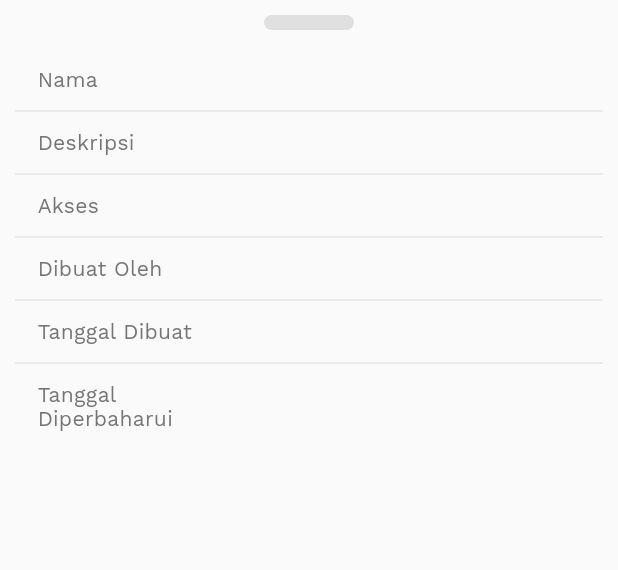
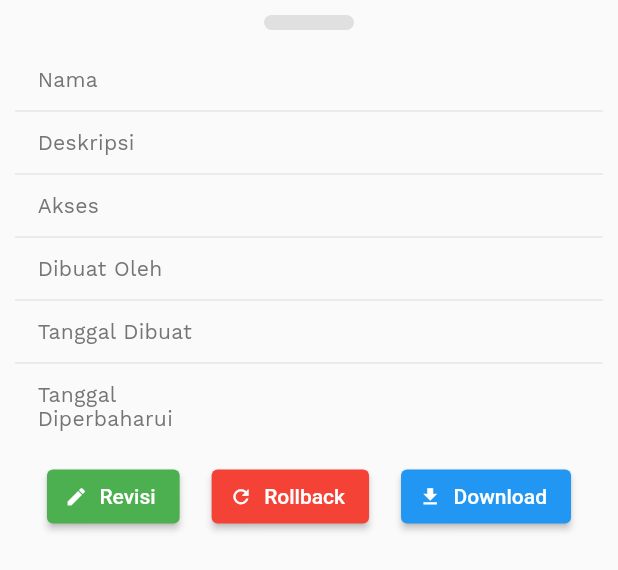
Before and after one commit to donniwibowo/dms, a Flutter app: the SlideUpView widget shown alone on an empty page, opened directly, on a phone screen of 412 x 824 dp. Shown: the top 570 px of the screen. Run offline on Flutter 3.47's test engine with Material 2 defaults, Android fonts, the light colour scheme and no system bars; our stand-ins replace dio, file_picker, flutter_expandable_fab, flutter_rating_bar, font_awesome_flutter, multi_select_flutter and 4 more; missing offline and left inert: dart:ffi, flutter_file_downloader; accounts and stored records are empty; network calls fail.

Commit message:
create download function

```diff
--- a/lib/custom_widget/custom_widget.dart
+++ b/lib/custom_widget/custom_widget.dart
@@ -1,6 +1,13 @@
+import 'dart:io';
+
 import 'package:best_flutter_ui_templates/main.dart';
 import 'package:best_flutter_ui_templates/provider/api_folders.dart';
+import 'package:dio/dio.dart';
+
 import 'package:flutter/material.dart';
+import 'package:flutter_file_downloader/flutter_file_downloader.dart';
+import 'package:path_provider/path_provider.dart';
+import 'package:permission_handler/permission_handler.dart';
 
 import '../design_storage/models/category.dart';
 import '../design_storage/design_app_theme.dart';
@@ -187,6 +194,8 @@ class SlideUpView extends StatelessWidget {
   final String created_by;
   final String created_on;
   final String updated_on;
+  final String file_url;
+
   const SlideUpView(
       {Key? key,
       this.name = "",
@@ -194,11 +203,16 @@ class SlideUpView extends StatelessWidget {
       this.user_access = "",
       this.created_by = "",
       this.created_on = "",
-      this.updated_on = ""})
+      this.updated_on = "",
+      this.file_url = ""})
       : super(key: key);
 
   @override
   Widget build(BuildContext context) {
+    const snackBar = SnackBar(
+      content: Text('Download berhasil'),
+    );
+
     return Container(
       // decoration: BoxDecoration(color: Colors.amber),
       child: Padding(
@@ -332,6 +346,74 @@ class SlideUpView extends StatelessWidget {
                 ],
               ),
             ),
+            Container(
+              padding: EdgeInsets.only(top: 15),
+              child: Column(
+                children: [
+                  Row(
+                    mainAxisAlignment: MainAxisAlignment.spaceEvenly,
+                    children: [
+                      Container(
+                        child: ElevatedButton.icon(
+                          onPressed: () {},
+                          style: ElevatedButton.styleFrom(
+                            primary: Colors.green, // Background color
+                          ),
+                          icon: Icon(
+                            // <-- Icon
+                            Icons.edit,
+                            size: 15.0,
+                          ),
+                          label: Text('Revisi'), // <-- Text
+                        ),
+                      ),
+                      Container(
+                        child: ElevatedButton.icon(
+                          onPressed: () {},
+                          style: ElevatedButton.styleFrom(
+                            primary: Colors.red, // Background color
+                          ),
+                          icon: Icon(
+                            // <-- Icon
+                            Icons.refresh,
+                            size: 15.0,
+                          ),
+                          label: Text('Rollback'), // <-- Text
+                        ),
+                      ),
+                      Container(
+                        child: ElevatedButton.icon(
+                          onPressed: () async {
+                            FileDownloader.downloadFile(
+                                url:
+                                    'https://dms.tigajayabahankue.com/uploads/documents/EF_TestResult.pdf',
+                                onProgress: (name, progress) {
+                                  print(progress);
+                                  // setState(() {
+                                  //   _progress = progress;
+                                  // });
+                                },
+                                onDownloadCompleted: (value) {
+                                  ScaffoldMessenger.of(context)
+                                      .showSnackBar(snackBar);
+                                  // setState(() {
+                                  //   _progress = null;
+                                  // });
+                                });
+                          },
+                          icon: Icon(
+                            // <-- Icon
+                            Icons.download,
+                            size: 15.0,
+                          ),
+                          label: Text('Download'), // <-- Text
+                        ),
+                      ),
+                    ],
+                  )
+                ],
+              ),
+            )
           ],
         ),
       ),
--- a/lib/design_storage/home_design.dart
+++ b/lib/design_storage/home_design.dart
@@ -77,7 +77,7 @@ class _DesignHomeScreenState extends State<DesignHomeScreen> {
   Widget build(BuildContext context) {
     final key = GlobalObjectKey<ExpandableFabState>(context);
     _fabHeight = _initFabHeight;
-    _panelHeightOpen = MediaQuery.of(context).size.height * .45;
+    _panelHeightOpen = MediaQuery.of(context).size.height * .50;
 
     print("Ini keywordnya = " + widget.keyword);
 
--- a/lib/design_storage/models/category.dart
+++ b/lib/design_storage/models/category.dart
@@ -19,6 +19,7 @@ class CategoryModel {
   String updated_by;
   String user_access;
   String is_owner;
+  String file_url;
 
   CategoryModel(
       {required this.folder_id,
@@ -35,7 +36,8 @@ class CategoryModel {
       required this.updated_on,
       required this.updated_by,
       required this.user_access,
-      required this.is_owner});
+      required this.is_owner,
+      required this.file_url});
   //FORMAT TO JSON
   factory CategoryModel.fromJson(Map<String, dynamic> json) => CategoryModel(
       folder_id: json["folder_id"],
@@ -52,5 +54,6 @@ class CategoryModel {
       updated_on: json["updated_on"],
       updated_by: json["updated_by"],
       user_access: json["user_access"],
-      is_owner: json["is_owner"]);
+      is_owner: json["is_owner"],
+      file_url: json["file_url"]);
 }
--- a/lib/pages/recent_page.dart
+++ b/lib/pages/recent_page.dart
@@ -29,7 +29,7 @@ class _RecentPageState extends State<RecentPage> {
   Widget build(BuildContext context) {
     final key = GlobalObjectKey<ExpandableFabState>(context);
     _fabHeight = _initFabHeight;
-    _panelHeightOpen = MediaQuery.of(context).size.height * .45;
+    _panelHeightOpen = MediaQuery.of(context).size.height * .50;
 
     BorderRadiusGeometry radius = BorderRadius.only(
       topLeft: Radius.circular(24.0),
--- a/lib/pages/shared_folders_page.dart
+++ b/lib/pages/shared_folders_page.dart
@@ -28,7 +28,7 @@ class _SharedFoldersPageState extends State<SharedFoldersPage> {
   Widget build(BuildContext context) {
     final key = GlobalObjectKey<ExpandableFabState>(context);
     _fabHeight = _initFabHeight;
-    _panelHeightOpen = MediaQuery.of(context).size.height * .45;
+    _panelHeightOpen = MediaQuery.of(context).size.height * .50;
 
     BorderRadiusGeometry radius = BorderRadius.only(
       topLeft: Radius.circular(24.0),
--- a/pubspec.yaml
+++ b/pubspec.yaml
@@ -44,6 +44,12 @@ dependencies:
     flutter_expandable_fab: ^1.7.1
     sliding_up_panel: ^2.0.0+1
     multi_select_flutter: ^4.0.0
+    permission_handler: ^8.3.0
+    #flowder: ^0.2.0
+    path_provider: 2.0.4
+    open_file: ^3.2.1
+    file_utils: ^0.1.3
+    flutter_file_downloader: ^1.1.0+1
 dev_dependencies:
     flutter_test:
         sdk: flutter
```
Also changed, not shown: lib/design_storage/category_list_view.dart (+72 -73 lines), pubspec.lock, 1 other file.
